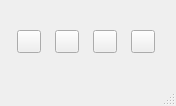
This is qwikaccess.ui in bollustrado/qwikaccess as Qt 5 draws it before an edit. The edited form follows.
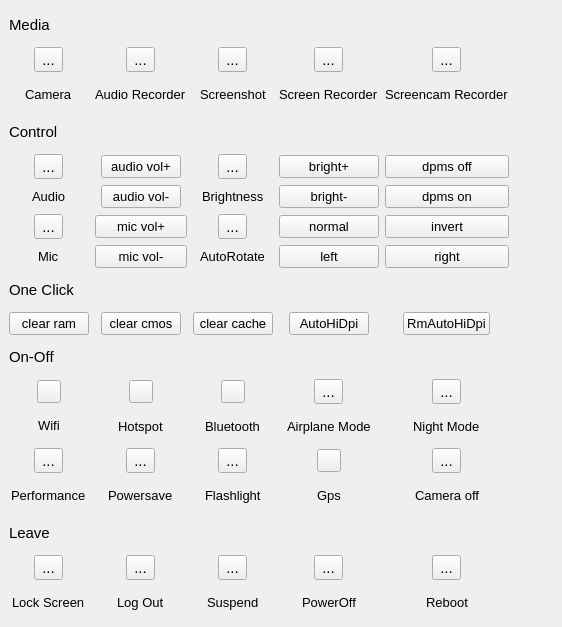
This is the edited form. Icons and pictures are not drawn.

What changed in the file:
```diff
--- a/qwikaccess.ui
+++ b/qwikaccess.ui
@@ -6,16 +6,315 @@
    <rect>
     <x>0</x>
     <y>0</y>
-    <width>176</width>
-    <height>106</height>
+    <width>562</width>
+    <height>627</height>
    </rect>
   </property>
+  <property name="font">
+   <font>
+    <pointsize>11</pointsize>
+   </font>
+  </property>
   <property name="windowTitle">
    <string>qwikaccess</string>
   </property>
   <widget class="QWidget" name="centralwidget">
    <layout class="QGridLayout" name="gridLayout">
-    <item row="0" column="0">
+    <item row="3" column="0" colspan="7" alignment="Qt::AlignLeft">
+     <widget class="QLabel" name="volumecontrol">
+      <property name="text">
+       <string>Control</string>
+      </property>
+     </widget>
+    </item>
+    <item row="23" column="1" alignment="Qt::AlignHCenter">
+     <widget class="QLabel" name="hotspot">
+      <property name="font">
+       <font>
+        <pointsize>10</pointsize>
+        <weight>50</weight>
+        <bold>false</bold>
+       </font>
+      </property>
+      <property name="text">
+       <string>Hotspot</string>
+      </property>
+     </widget>
+    </item>
+    <item row="28" column="4" alignment="Qt::AlignHCenter">
+     <widget class="QToolButton" name="toolButton_reboot">
+      <property name="text">
+       <string>...</string>
+      </property>
+      <property name="icon">
+       <iconset theme="system-reboot">
+        <normaloff>.</normaloff>.</iconset>
+      </property>
+     </widget>
+    </item>
+    <item row="6" column="0" alignment="Qt::AlignHCenter">
+     <widget class="QLabel" name="audiomute">
+      <property name="font">
+       <font>
+        <pointsize>10</pointsize>
+        <weight>50</weight>
+        <bold>false</bold>
+       </font>
+      </property>
+      <property name="text">
+       <string>Audio</string>
+      </property>
+     </widget>
+    </item>
+    <item row="21" column="0">
+     <widget class="QLabel" name="onoff">
+      <property name="font">
+       <font>
+        <pointsize>11</pointsize>
+        <weight>50</weight>
+        <bold>false</bold>
+       </font>
+      </property>
+      <property name="text">
+       <string>On-Off</string>
+      </property>
+     </widget>
+    </item>
+    <item row="16" column="4" alignment="Qt::AlignHCenter">
+     <widget class="QPushButton" name="pushButton_rmautohidpi">
+      <property name="font">
+       <font>
+        <pointsize>10</pointsize>
+       </font>
+      </property>
+      <property name="text">
+       <string>RmAutoHiDpi</string>
+      </property>
+     </widget>
+    </item>
+    <item row="24" column="3" alignment="Qt::AlignHCenter">
+     <widget class="QToolButton" name="toolButton_gps">
+      <property name="toolTip">
+       <string>&lt;html&gt;&lt;head/&gt;&lt;body&gt;&lt;p&gt;GPS on/off&lt;/p&gt;&lt;/body&gt;&lt;/html&gt;</string>
+      </property>
+      <property name="text">
+       <string/>
+      </property>
+      <property name="icon">
+       <iconset theme="gps">
+        <normaloff>.</normaloff>.</iconset>
+      </property>
+      <property name="checkable">
+       <bool>true</bool>
+      </property>
+     </widget>
+    </item>
+    <item row="30" column="3" alignment="Qt::AlignHCenter">
+     <widget class="QLabel" name="poweroff">
+      <property name="font">
+       <font>
+        <pointsize>10</pointsize>
+       </font>
+      </property>
+      <property name="text">
+       <string>PowerOff</string>
+      </property>
+     </widget>
+    </item>
+    <item row="25" column="3" alignment="Qt::AlignHCenter">
+     <widget class="QLabel" name="gps">
+      <property name="font">
+       <font>
+        <pointsize>10</pointsize>
+        <weight>50</weight>
+        <bold>false</bold>
+       </font>
+      </property>
+      <property name="text">
+       <string>Gps</string>
+      </property>
+     </widget>
+    </item>
+    <item row="16" column="3" alignment="Qt::AlignHCenter">
+     <widget class="QPushButton" name="pushButton_autohidpi">
+      <property name="font">
+       <font>
+        <pointsize>10</pointsize>
+       </font>
+      </property>
+      <property name="text">
+       <string>AutoHiDpi</string>
+      </property>
+     </widget>
+    </item>
+    <item row="28" column="0" alignment="Qt::AlignHCenter">
+     <widget class="QToolButton" name="toolButton_lockscreen">
+      <property name="text">
+       <string>...</string>
+      </property>
+      <property name="icon">
+       <iconset theme="lock">
+        <normaloff>.</normaloff>.</iconset>
+      </property>
+      <property name="checkable">
+       <bool>false</bool>
+      </property>
+     </widget>
+    </item>
+    <item row="23" column="3" alignment="Qt::AlignHCenter">
+     <widget class="QLabel" name="airplanemode">
+      <property name="font">
+       <font>
+        <pointsize>10</pointsize>
+        <weight>50</weight>
+        <bold>false</bold>
+       </font>
+      </property>
+      <property name="text">
+       <string>Airplane Mode</string>
+      </property>
+     </widget>
+    </item>
+    <item row="22" column="2" alignment="Qt::AlignHCenter">
+     <widget class="QToolButton" name="toolButton_bluetooth">
+      <property name="toolTip">
+       <string>&lt;html&gt;&lt;head/&gt;&lt;body&gt;&lt;p&gt;Bluetooth on/off&lt;/p&gt;&lt;/body&gt;&lt;/html&gt;</string>
+      </property>
+      <property name="text">
+       <string/>
+      </property>
+      <property name="icon">
+       <iconset theme="network-bluetooth">
+        <normaloff>.</normaloff>.</iconset>
+      </property>
+      <property name="checkable">
+       <bool>true</bool>
+      </property>
+     </widget>
+    </item>
+    <item row="22" column="3" alignment="Qt::AlignHCenter">
+     <widget class="QToolButton" name="toolButton_airplanemode">
+      <property name="text">
+       <string>...</string>
+      </property>
+      <property name="icon">
+       <iconset theme="airplane-mode">
+        <normaloff>.</normaloff>.</iconset>
+      </property>
+      <property name="checkable">
+       <bool>true</bool>
+      </property>
+     </widget>
+    </item>
+    <item row="5" column="0" alignment="Qt::AlignHCenter">
+     <widget class="QToolButton" name="toolButton_audiomute">
+      <property name="text">
+       <string>...</string>
+      </property>
+      <property name="icon">
+       <iconset theme="audio-off">
+        <normaloff>.</normaloff>.</iconset>
+      </property>
+      <property name="checkable">
+       <bool>true</bool>
+      </property>
+     </widget>
+    </item>
+    <item row="16" column="0" alignment="Qt::AlignHCenter">
+     <widget class="QPushButton" name="pushButton_clearram">
+      <property name="font">
+       <font>
+        <pointsize>10</pointsize>
+       </font>
+      </property>
+      <property name="text">
+       <string>clear ram</string>
+      </property>
+     </widget>
+    </item>
+    <item row="28" column="3" alignment="Qt::AlignHCenter">
+     <widget class="QToolButton" name="toolButton_poweroff">
+      <property name="text">
+       <string>...</string>
+      </property>
+      <property name="icon">
+       <iconset theme="system-shutdown">
+        <normaloff>.</normaloff>.</iconset>
+      </property>
+     </widget>
+    </item>
+    <item row="14" column="0" alignment="Qt::AlignLeft">
+     <widget class="QLabel" name="oneclick">
+      <property name="text">
+       <string>One Click</string>
+      </property>
+     </widget>
+    </item>
+    <item row="23" column="0" alignment="Qt::AlignHCenter|Qt::AlignVCenter">
+     <widget class="QLabel" name="wifi">
+      <property name="font">
+       <font>
+        <pointsize>10</pointsize>
+        <weight>50</weight>
+        <bold>false</bold>
+       </font>
+      </property>
+      <property name="text">
+       <string>Wifi</string>
+      </property>
+     </widget>
+    </item>
+    <item row="16" column="1" alignment="Qt::AlignHCenter">
+     <widget class="QPushButton" name="pushButton_clearcmos">
+      <property name="font">
+       <font>
+        <pointsize>10</pointsize>
+       </font>
+      </property>
+      <property name="text">
+       <string>clear cmos</string>
+      </property>
+     </widget>
+    </item>
+    <item row="30" column="2" alignment="Qt::AlignHCenter">
+     <widget class="QLabel" name="suspend">
+      <property name="font">
+       <font>
+        <pointsize>10</pointsize>
+       </font>
+      </property>
+      <property name="text">
+       <string>Suspend</string>
+      </property>
+     </widget>
+    </item>
+    <item row="6" column="1" alignment="Qt::AlignHCenter">
+     <widget class="QPushButton" name="pushButton_audiovoldown">
+      <property name="font">
+       <font>
+        <pointsize>10</pointsize>
+       </font>
+      </property>
+      <property name="text">
+       <string>audio vol-</string>
+      </property>
+     </widget>
+    </item>
+    <item row="30" column="0" alignment="Qt::AlignHCenter">
+     <widget class="QLabel" name="lockscreen">
+      <property name="font">
+       <font>
+        <pointsize>10</pointsize>
+        <weight>50</weight>
+        <bold>false</bold>
+       </font>
+      </property>
+      <property name="text">
+       <string>Lock Screen</string>
+      </property>
+     </widget>
+    </item>
+    <item row="22" column="0" alignment="Qt::AlignHCenter|Qt::AlignVCenter">
      <widget class="QToolButton" name="toolButton_wifi">
       <property name="toolTip">
        <string>&lt;html&gt;&lt;head/&gt;&lt;body&gt;&lt;p&gt;wifi on/off&lt;/p&gt;&lt;/body&gt;&lt;/html&gt;</string>
@@ -31,7 +330,19 @@
       </property>
      </widget>
     </item>
-    <item row="0" column="1">
+    <item row="30" column="4" alignment="Qt::AlignHCenter">
+     <widget class="QLabel" name="reboot">
+      <property name="font">
+       <font>
+        <pointsize>10</pointsize>
+       </font>
+      </property>
+      <property name="text">
+       <string>Reboot</string>
+      </property>
+     </widget>
+    </item>
+    <item row="22" column="1" alignment="Qt::AlignHCenter">
      <widget class="QToolButton" name="toolButton_quickhotspot">
       <property name="toolTip">
        <string>&lt;html&gt;&lt;head/&gt;&lt;body&gt;&lt;p&gt;SSID: QuickHotspot&lt;/p&gt;&lt;p&gt;Password: pass123456789&lt;/p&gt;&lt;/body&gt;&lt;/html&gt;</string>
@@ -47,32 +358,559 @@
       </property>
      </widget>
     </item>
-    <item row="0" column="2">
-     <widget class="QToolButton" name="toolButton_bluetooth">
-      <property name="toolTip">
-       <string>&lt;html&gt;&lt;head/&gt;&lt;body&gt;&lt;p&gt;Bluetooth on/off&lt;/p&gt;&lt;/body&gt;&lt;/html&gt;</string>
+    <item row="28" column="1" alignment="Qt::AlignHCenter">
+     <widget class="QToolButton" name="toolButton_logout">
+      <property name="text">
+       <string>...</string>
       </property>
+      <property name="icon">
+       <iconset theme="system-log-out">
+        <normaloff>.</normaloff>.</iconset>
+      </property>
+     </widget>
+    </item>
+    <item row="23" column="2" alignment="Qt::AlignHCenter">
+     <widget class="QLabel" name="bluetooth">
+      <property name="font">
+       <font>
+        <pointsize>10</pointsize>
+        <weight>50</weight>
+        <bold>false</bold>
+       </font>
+      </property>
       <property name="text">
-       <string/>
+       <string>Bluetooth</string>
       </property>
+     </widget>
+    </item>
+    <item row="30" column="1" alignment="Qt::AlignHCenter">
+     <widget class="QLabel" name="logout">
+      <property name="font">
+       <font>
+        <pointsize>10</pointsize>
+        <weight>50</weight>
+        <bold>false</bold>
+       </font>
+      </property>
+      <property name="text">
+       <string>Log Out</string>
+      </property>
+     </widget>
+    </item>
+    <item row="5" column="1" alignment="Qt::AlignHCenter">
+     <widget class="QPushButton" name="pushButton_audiovolup">
+      <property name="font">
+       <font>
+        <pointsize>10</pointsize>
+       </font>
+      </property>
+      <property name="text">
+       <string>audio vol+</string>
+      </property>
+     </widget>
+    </item>
+    <item row="28" column="2" alignment="Qt::AlignHCenter">
+     <widget class="QToolButton" name="toolButton_suspend">
+      <property name="text">
+       <string>...</string>
+      </property>
       <property name="icon">
        <iconset theme="network-bluetooth"/>
       </property>
+     </widget>
+    </item>
+    <item row="16" column="2" alignment="Qt::AlignHCenter">
+     <widget class="QPushButton" name="pushButton_clearcache">
+      <property name="font">
+       <font>
+        <pointsize>10</pointsize>
+       </font>
+      </property>
+      <property name="text">
+       <string>clear cache</string>
+      </property>
+     </widget>
+    </item>
+    <item row="26" column="0" alignment="Qt::AlignLeft">
+     <widget class="QLabel" name="leave">
+      <property name="text">
+       <string>Leave</string>
+      </property>
+     </widget>
+    </item>
+    <item row="11" column="4">
+     <widget class="QPushButton" name="pushButton_rotateinvert">
+      <property name="font">
+       <font>
+        <pointsize>10</pointsize>
+       </font>
+      </property>
+      <property name="text">
+       <string>invert</string>
+      </property>
+     </widget>
+    </item>
+    <item row="13" column="4">
+     <widget class="QPushButton" name="pushButton_rotateright">
+      <property name="font">
+       <font>
+        <pointsize>10</pointsize>
+       </font>
+      </property>
+      <property name="text">
+       <string>right</string>
+      </property>
+     </widget>
+    </item>
+    <item row="11" column="3">
+     <widget class="QPushButton" name="pushButton_rotatenormal">
+      <property name="font">
+       <font>
+        <pointsize>10</pointsize>
+       </font>
+      </property>
+      <property name="text">
+       <string>normal</string>
+      </property>
+     </widget>
+    </item>
+    <item row="13" column="3">
+     <widget class="QPushButton" name="pushButton_rotateleft">
+      <property name="font">
+       <font>
+        <pointsize>10</pointsize>
+       </font>
+      </property>
+      <property name="text">
+       <string>left</string>
+      </property>
+     </widget>
+    </item>
+    <item row="11" column="2" alignment="Qt::AlignHCenter">
+     <widget class="QToolButton" name="toolButton_rotate">
+      <property name="text">
+       <string>...</string>
+      </property>
+      <property name="icon">
+       <iconset theme="transform-rotate">
+        <normaloff>.</normaloff>.</iconset>
+      </property>
       <property name="checkable">
        <bool>true</bool>
       </property>
      </widget>
     </item>
-    <item row="0" column="3">
-     <widget class="QToolButton" name="toolButton_gps">
-      <property name="toolTip">
-       <string>&lt;html&gt;&lt;head/&gt;&lt;body&gt;&lt;p&gt;GPS on/off&lt;/p&gt;&lt;/body&gt;&lt;/html&gt;</string>
+    <item row="13" column="2" alignment="Qt::AlignHCenter">
+     <widget class="QLabel" name="rotate">
+      <property name="font">
+       <font>
+        <pointsize>10</pointsize>
+        <weight>50</weight>
+        <bold>false</bold>
+       </font>
       </property>
       <property name="text">
-       <string/>
+       <string>AutoRotate</string>
       </property>
+     </widget>
+    </item>
+    <item row="11" column="0" alignment="Qt::AlignHCenter">
+     <widget class="QToolButton" name="toolButton_micmute">
+      <property name="text">
+       <string>...</string>
+      </property>
       <property name="icon">
-       <iconset theme="gps"/>
+       <iconset theme="mic-off">
+        <normaloff>.</normaloff>.</iconset>
+      </property>
+      <property name="checkable">
+       <bool>true</bool>
+      </property>
+     </widget>
+    </item>
+    <item row="13" column="0" alignment="Qt::AlignHCenter">
+     <widget class="QLabel" name="micmute">
+      <property name="font">
+       <font>
+        <pointsize>10</pointsize>
+        <weight>50</weight>
+        <bold>false</bold>
+       </font>
+      </property>
+      <property name="text">
+       <string>Mic</string>
+      </property>
+     </widget>
+    </item>
+    <item row="5" column="2" alignment="Qt::AlignHCenter">
+     <widget class="QToolButton" name="toolButton_brightness">
+      <property name="text">
+       <string>...</string>
+      </property>
+      <property name="icon">
+       <iconset theme="display-brightness-symbolic"/>
+      </property>
+     </widget>
+    </item>
+    <item row="6" column="2" alignment="Qt::AlignHCenter">
+     <widget class="QLabel" name="brightness">
+      <property name="font">
+       <font>
+        <pointsize>10</pointsize>
+       </font>
+      </property>
+      <property name="text">
+       <string>Brightness</string>
+      </property>
+     </widget>
+    </item>
+    <item row="11" column="1">
+     <widget class="QPushButton" name="pushButton_micvolup">
+      <property name="font">
+       <font>
+        <pointsize>10</pointsize>
+       </font>
+      </property>
+      <property name="text">
+       <string>mic vol+</string>
+      </property>
+     </widget>
+    </item>
+    <item row="5" column="3">
+     <widget class="QPushButton" name="pushButton_brightup">
+      <property name="font">
+       <font>
+        <pointsize>10</pointsize>
+       </font>
+      </property>
+      <property name="text">
+       <string>bright+</string>
+      </property>
+     </widget>
+    </item>
+    <item row="13" column="1">
+     <widget class="QPushButton" name="pushButton_micvoldown">
+      <property name="font">
+       <font>
+        <pointsize>10</pointsize>
+       </font>
+      </property>
+      <property name="text">
+       <string>mic vol-</string>
+      </property>
+     </widget>
+    </item>
+    <item row="6" column="3">
+     <widget class="QPushButton" name="pushButton_brightdown">
+      <property name="font">
+       <font>
+        <pointsize>10</pointsize>
+       </font>
+      </property>
+      <property name="text">
+       <string>bright-</string>
+      </property>
+     </widget>
+    </item>
+    <item row="5" column="4">
+     <widget class="QPushButton" name="pushButton_dpmsoff">
+      <property name="font">
+       <font>
+        <pointsize>10</pointsize>
+       </font>
+      </property>
+      <property name="text">
+       <string>dpms off</string>
+      </property>
+     </widget>
+    </item>
+    <item row="6" column="4">
+     <widget class="QPushButton" name="pushButton_dpmson">
+      <property name="font">
+       <font>
+        <pointsize>10</pointsize>
+       </font>
+      </property>
+      <property name="text">
+       <string>dpms on</string>
+      </property>
+     </widget>
+    </item>
+    <item row="0" column="0" alignment="Qt::AlignLeft">
+     <widget class="QLabel" name="media">
+      <property name="text">
+       <string>Media</string>
+      </property>
+     </widget>
+    </item>
+    <item row="1" column="0" alignment="Qt::AlignHCenter">
+     <widget class="QToolButton" name="toolButton_camera">
+      <property name="text">
+       <string>...</string>
+      </property>
+      <property name="icon">
+       <iconset theme="camera-photo">
+        <normaloff>.</normaloff>.</iconset>
+      </property>
+      <property name="checkable">
+       <bool>false</bool>
+      </property>
+     </widget>
+    </item>
+    <item row="2" column="0" alignment="Qt::AlignHCenter">
+     <widget class="QLabel" name="camera">
+      <property name="font">
+       <font>
+        <pointsize>10</pointsize>
+        <weight>50</weight>
+        <bold>false</bold>
+       </font>
+      </property>
+      <property name="text">
+       <string>Camera</string>
+      </property>
+     </widget>
+    </item>
+    <item row="1" column="3" alignment="Qt::AlignHCenter">
+     <widget class="QToolButton" name="toolButton_screenrecorder">
+      <property name="text">
+       <string>...</string>
+      </property>
+      <property name="icon">
+       <iconset theme="camera-video">
+        <normaloff>.</normaloff>.</iconset>
+      </property>
+      <property name="checkable">
+       <bool>true</bool>
+      </property>
+     </widget>
+    </item>
+    <item row="1" column="1" alignment="Qt::AlignHCenter">
+     <widget class="QToolButton" name="toolButton_audiorecorder">
+      <property name="text">
+       <string>...</string>
+      </property>
+      <property name="icon">
+       <iconset theme="microphone-sensitivity-high">
+        <normaloff>.</normaloff>.</iconset>
+      </property>
+      <property name="checkable">
+       <bool>true</bool>
+      </property>
+     </widget>
+    </item>
+    <item row="2" column="1" alignment="Qt::AlignHCenter">
+     <widget class="QLabel" name="audiorecorder">
+      <property name="font">
+       <font>
+        <pointsize>10</pointsize>
+        <weight>50</weight>
+        <bold>false</bold>
+       </font>
+      </property>
+      <property name="text">
+       <string>Audio Recorder</string>
+      </property>
+     </widget>
+    </item>
+    <item row="2" column="2" alignment="Qt::AlignHCenter">
+     <widget class="QLabel" name="screenshot">
+      <property name="font">
+       <font>
+        <pointsize>10</pointsize>
+        <weight>50</weight>
+        <bold>false</bold>
+       </font>
+      </property>
+      <property name="text">
+       <string>Screenshot</string>
+      </property>
+     </widget>
+    </item>
+    <item row="1" column="2" alignment="Qt::AlignHCenter">
+     <widget class="QToolButton" name="toolButton_screenshot">
+      <property name="text">
+       <string>...</string>
+      </property>
+      <property name="icon">
+       <iconset theme="edit-cut">
+        <normaloff>.</normaloff>.</iconset>
+      </property>
+      <property name="checkable">
+       <bool>false</bool>
+      </property>
+     </widget>
+    </item>
+    <item row="2" column="3" alignment="Qt::AlignHCenter">
+     <widget class="QLabel" name="screenrecorder">
+      <property name="font">
+       <font>
+        <pointsize>10</pointsize>
+        <weight>50</weight>
+        <bold>false</bold>
+       </font>
+      </property>
+      <property name="text">
+       <string>Screen Recorder</string>
+      </property>
+     </widget>
+    </item>
+    <item row="1" column="4" alignment="Qt::AlignHCenter">
+     <widget class="QToolButton" name="toolButton_screencam">
+      <property name="text">
+       <string>...</string>
+      </property>
+      <property name="icon">
+       <iconset theme="camera-web">
+        <normaloff>.</normaloff>.</iconset>
+      </property>
+      <property name="checkable">
+       <bool>true</bool>
+      </property>
+     </widget>
+    </item>
+    <item row="2" column="4" alignment="Qt::AlignHCenter">
+     <widget class="QLabel" name="screencam">
+      <property name="font">
+       <font>
+        <pointsize>10</pointsize>
+        <weight>50</weight>
+        <bold>false</bold>
+       </font>
+      </property>
+      <property name="text">
+       <string>Screencam Recorder</string>
+      </property>
+     </widget>
+    </item>
+    <item row="24" column="0" alignment="Qt::AlignHCenter">
+     <widget class="QToolButton" name="toolButton_performacemode">
+      <property name="text">
+       <string>...</string>
+      </property>
+      <property name="icon">
+       <iconset theme="battery-full-charging">
+        <normaloff>.</normaloff>.</iconset>
+      </property>
+     </widget>
+    </item>
+    <item row="22" column="4" alignment="Qt::AlignHCenter">
+     <widget class="QToolButton" name="toolButton_nightmode">
+      <property name="text">
+       <string>...</string>
+      </property>
+      <property name="icon">
+       <iconset theme="view-hidden">
+        <normaloff>.</normaloff>.</iconset>
+      </property>
+      <property name="checkable">
+       <bool>true</bool>
+      </property>
+     </widget>
+    </item>
+    <item row="25" column="0" alignment="Qt::AlignHCenter">
+     <widget class="QLabel" name="performancemode">
+      <property name="font">
+       <font>
+        <pointsize>10</pointsize>
+        <weight>50</weight>
+        <bold>false</bold>
+       </font>
+      </property>
+      <property name="text">
+       <string>Performance</string>
+      </property>
+     </widget>
+    </item>
+    <item row="23" column="4" alignment="Qt::AlignHCenter">
+     <widget class="QLabel" name="nightmode">
+      <property name="font">
+       <font>
+        <pointsize>10</pointsize>
+        <weight>50</weight>
+        <bold>false</bold>
+       </font>
+      </property>
+      <property name="text">
+       <string>Night Mode</string>
+      </property>
+     </widget>
+    </item>
+    <item row="24" column="1" alignment="Qt::AlignHCenter">
+     <widget class="QToolButton" name="toolButton_batterysaver">
+      <property name="text">
+       <string>...</string>
+      </property>
+      <property name="icon">
+       <iconset theme="battery">
+        <normaloff>.</normaloff>.</iconset>
+      </property>
+     </widget>
+    </item>
+    <item row="25" column="1" alignment="Qt::AlignHCenter">
+     <widget class="QLabel" name="batterysaver">
+      <property name="font">
+       <font>
+        <pointsize>10</pointsize>
+        <weight>50</weight>
+        <bold>false</bold>
+       </font>
+      </property>
+      <property name="text">
+       <string>Powersave</string>
+      </property>
+     </widget>
+    </item>
+    <item row="24" column="2" alignment="Qt::AlignHCenter">
+     <widget class="QToolButton" name="toolButton_flashlight">
+      <property name="text">
+       <string>...</string>
+      </property>
+      <property name="icon">
+       <iconset theme="flashlight-on">
+        <normaloff>.</normaloff>.</iconset>
+      </property>
+      <property name="checkable">
+       <bool>true</bool>
+      </property>
+     </widget>
+    </item>
+    <item row="25" column="4" alignment="Qt::AlignHCenter">
+     <widget class="QLabel" name="cameroff">
+      <property name="font">
+       <font>
+        <pointsize>10</pointsize>
+        <weight>50</weight>
+        <bold>false</bold>
+       </font>
+      </property>
+      <property name="text">
+       <string>Camera off</string>
+      </property>
+     </widget>
+    </item>
+    <item row="25" column="2" alignment="Qt::AlignHCenter">
+     <widget class="QLabel" name="flashlight">
+      <property name="font">
+       <font>
+        <pointsize>10</pointsize>
+        <weight>50</weight>
+        <bold>false</bold>
+       </font>
+      </property>
+      <property name="text">
+       <string>Flashlight</string>
+      </property>
+     </widget>
+    </item>
+    <item row="24" column="4" alignment="Qt::AlignHCenter">
+     <widget class="QToolButton" name="toolButton_cameraoff">
+      <property name="text">
+       <string>...</string>
+      </property>
+      <property name="icon">
+       <iconset theme="camera-off">
+        <normaloff>.</normaloff>.</iconset>
       </property>
       <property name="checkable">
        <bool>true</bool>
@@ -81,17 +919,6 @@
     </item>
    </layout>
   </widget>
-  <widget class="QMenuBar" name="menubar">
-   <property name="geometry">
-    <rect>
-     <x>0</x>
-     <y>0</y>
-     <width>176</width>
-     <height>30</height>
-    </rect>
-   </property>
-  </widget>
-  <widget class="QStatusBar" name="statusbar"/>
  </widget>
  <resources/>
  <connections/>
```
Left out of the diff: 9 changed lines with no effect on the pictures.
